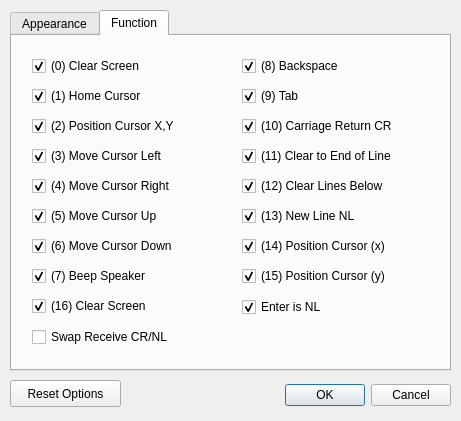
Old version of the form propside/TermPrefs.ui in the repository parallaxinc/SimpleIDE.
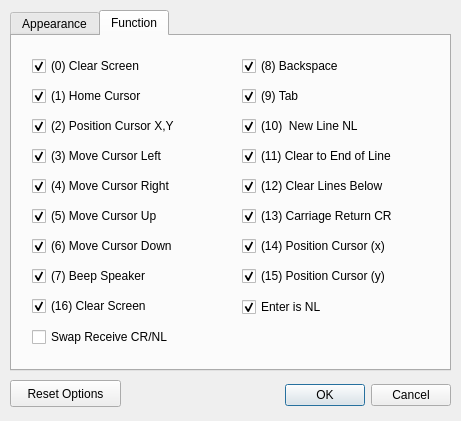
New version of the form.

Commit message: Changed terminal LFCR notation. Make copy/paste replace 10 with 13 going to terminal.

```diff
--- a/propside/TermPrefs.ui
+++ b/propside/TermPrefs.ui
@@ -312,7 +312,7 @@
       </rect>
      </property>
      <property name="text">
-      <string>(10) Carriage Return CR</string>
+      <string>(10)  New Line NL</string>
      </property>
      <property name="checked">
       <bool>true</bool>
@@ -408,7 +408,7 @@
       </rect>
      </property>
      <property name="text">
-      <string>(13) New Line NL</string>
+      <string>(13) Carriage Return CR</string>
      </property>
      <property name="checked">
       <bool>true</bool>
```
The commit also changes 1 other file.
